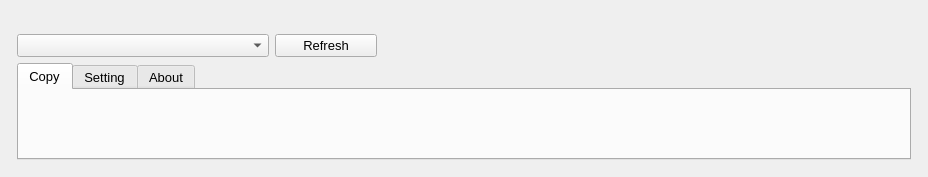
Old version of the form mainwidget.ui in the repository lzk/richovop.
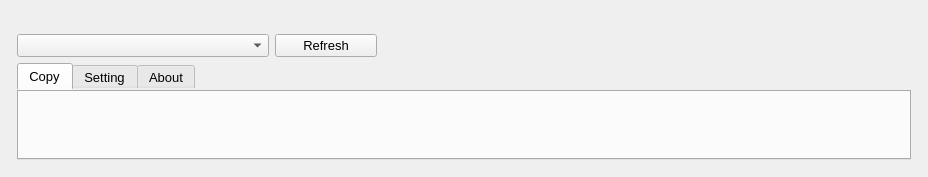
New version of the form. Icons and pictures are not drawn.

What changed in the file:
```diff
--- a/mainwidget.ui
+++ b/mainwidget.ui
@@ -22,11 +22,11 @@
 max-width:100;}
 QComboBox{min-width:250px;max-width:250px}
 QWidget #tab_3,#tab_4,#tab_5{
-//	background-color: rgb(239, 237, 234);
-	//background-color: rgb(67, 96, 137);
+/*	background-color: rgb(239, 237, 234);
+	background-color: rgb(67, 96, 137);*/
 }
 QTabWidget::tab-bar{alignment:center}
-#QTabWidget::pane{position:absolute;top:-0.5em}</string>
+QTabWidget::pane{position:absolute;top:-0.5em}</string>
   </property>
   <layout class="QVBoxLayout" name="verticalLayout_2">
    <property name="leftMargin">
```
